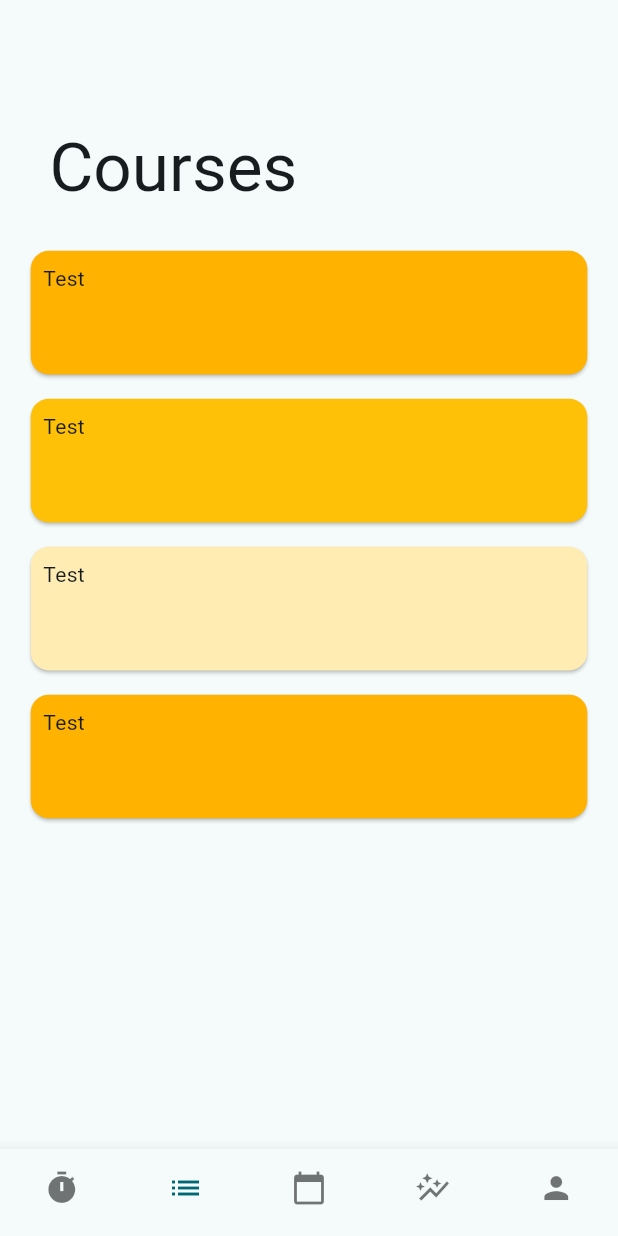
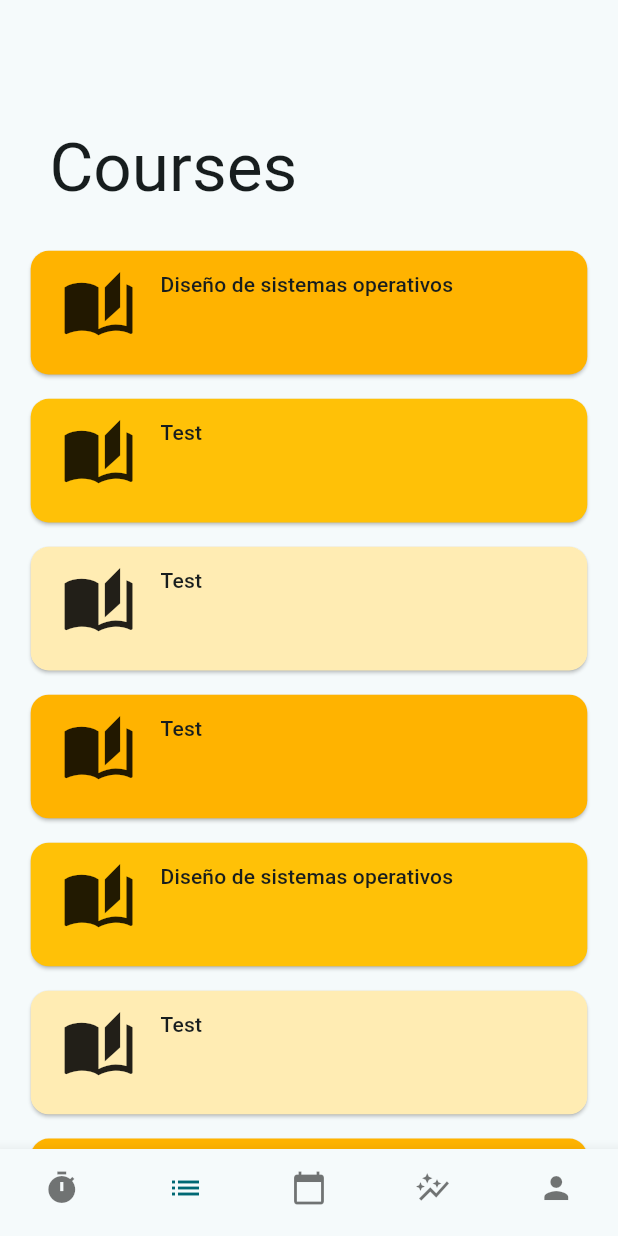
Before and after one commit to pmtzlat/StudyBuddy, a Flutter app: the screen it shows after launch, item 2 of the bottom bar chosen, on a phone screen of 412 x 824 dp. Run offline on Flutter 3.47's test engine with Material 2 defaults, Android fonts, the phone set to English and light mode, and no system bars.

Commit message:
UI developments

```diff
--- a/lib/models/course_model.dart
+++ b/lib/models/course_model.dart
@@ -1,3 +1,4 @@
+import 'package:flutter/material.dart';
 import 'package:study_buddy/models/unit_model.dart';
 
 class Course {
@@ -6,11 +7,26 @@ class Course {
   final DateTime examDate;
   final List<Unit>? units;
   final int secondsStudied;
+  final String color;
+  final int iconCode;
+  final IconData icon;
+
+  /*
+  var iconData = IconData(58717, fontFamily: 'MaterialIcons')
+
+  // Store this in the database
+  var icon iconCodePoint = iconData.codePoint;
+
+  // Restore from the database to get icon
+  var iconData = IconData(iconCodePointFromDataBase, fontFamily: 'MaterialIcons');
+  */
 
   Course(
       {required this.name,
       this.weight = 1.0,
       required this.examDate,
       this.units,
-      this.secondsStudied = 0});
+      this.secondsStudied = 0,
+      this.color = '#000000',
+      this.iconCode = 0xe0bf}) : icon = IconData(iconCode, fontFamily: 'MaterialIcons');
 }
--- a/lib/modules/courses/coursesView.dart
+++ b/lib/modules/courses/coursesView.dart
@@ -42,9 +42,37 @@ class _CoursesViewState extends State<CoursesView> {
                       child: Card(
                         color: Colors.amber[colorCodes[index]],
                         child: Container(
-                            padding: EdgeInsets.all(screenHeight * 0.01),
+                            padding: EdgeInsets.all(screenWidth * 0.03),
                             height: screenHeight * 0.1,
-                            child: Text(courses[index].name)),
+                            child: Row(
+                              crossAxisAlignment: CrossAxisAlignment.start,
+                              children: [
+                                Container(
+                                    margin: EdgeInsets.only(
+                                        left: screenWidth * 0.02,
+                                        right: screenWidth * 0.04),
+                                    child: Icon(
+                                      courses[index].icon,
+                                      size: screenWidth * 0.12,
+                                    )),
+                                Column(
+                                  crossAxisAlignment: CrossAxisAlignment.start,
+                                  children: [
+                                    Container(
+                                      width: screenWidth * 0.6,
+                                      child: Text(
+                                        courses[index].name,
+                                        overflow: TextOverflow.ellipsis,
+                                        maxLines: 1,
+                                        style: Theme.of(context)
+                                            .textTheme
+                                            .titleSmall,
+                                      ),
+                                    ),
+                                  ],
+                                ),
+                              ],
+                            )),
                       ),
                     );
                   },
@@ -86,8 +114,29 @@ final List<int> colorCodes = <int>[
   100
 ];
 final List<Course> courses = <Course>[
+  Course(
+      name: 'Diseño de sistemas operativos',
+      examDate: DateTime.now(),
+      weight: 2.0,
+      units: units,
+      secondsStudied: 4000),
   Course(name: 'Test', examDate: DateTime.now()),
+  Course(name: 'Test', examDate: DateTime.now()),
+  Course(name: 'Test', examDate: DateTime.now()),
+  Course(
+      name: 'Diseño de sistemas operativos',
+      examDate: DateTime.now(),
+      weight: 2.0,
+      units: units,
+      secondsStudied: 4000),
   Course(name: 'Test', examDate: DateTime.now()),
   Course(name: 'Test', examDate: DateTime.now()),
   Course(name: 'Test', examDate: DateTime.now())
 ];
+
+final List<Unit> units = <Unit>[
+  Unit(name: 'unitname'),
+  Unit(name: 'unitname'),
+  Unit(name: 'unitname'),
+  Unit(name: 'unitname')
+];
```
